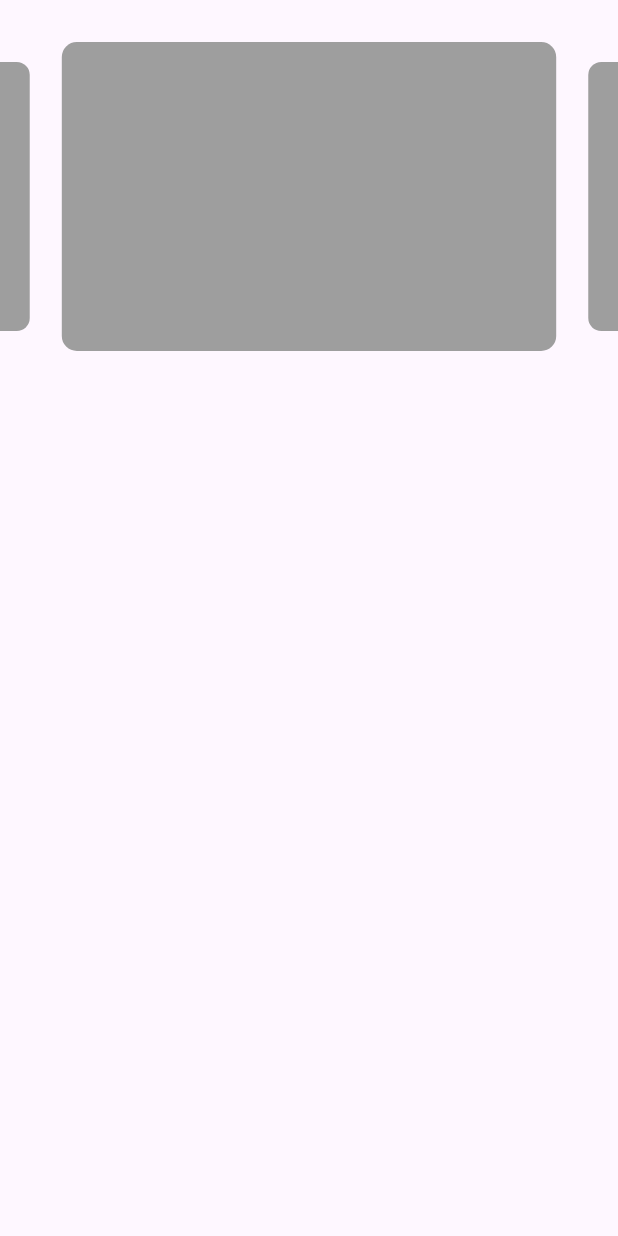
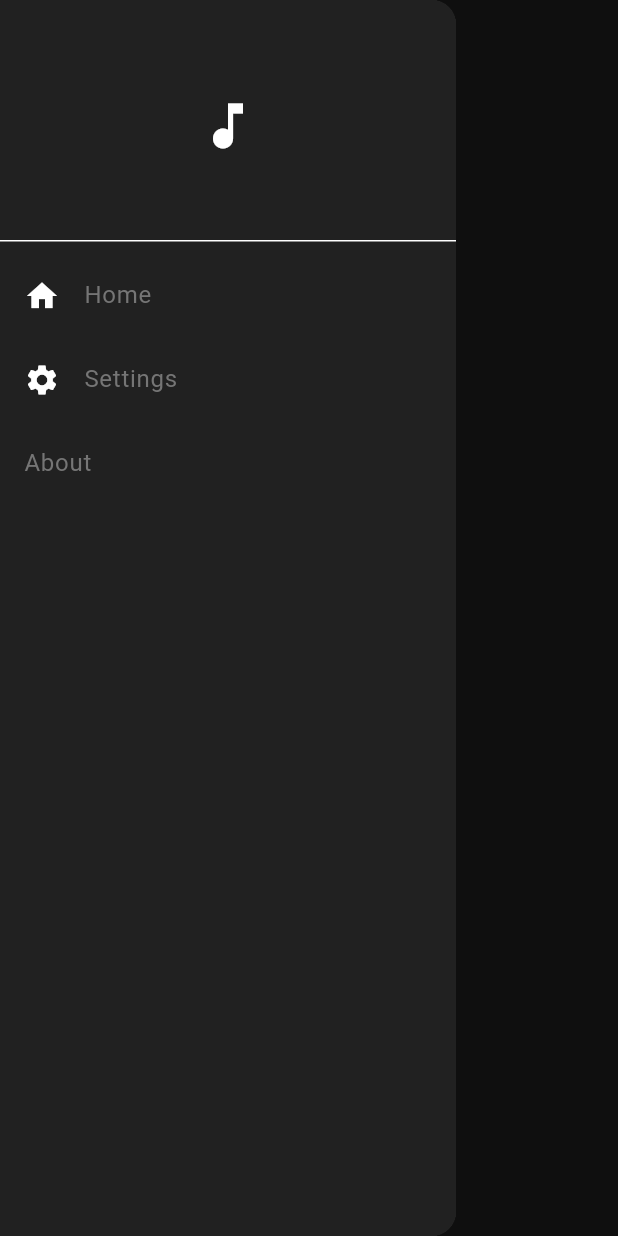
Before and after one commit to kalejaiyeoluwadara/music_player, a Flutter app: the screen it shows after launch, with the side drawer open (before the commit the screen has no drawer), on a phone screen of 412 x 824 dp. Run offline on Flutter 3.47's test engine with Material 3 defaults, Android fonts, the phone set to English and light mode, and no system bars; drawn by our look-alikes of carousel_slider.

Commit message:
implement theme provider and add home and settings pages with drawer navigation

```diff
--- /dev/null
+++ b/devtools_options.yaml
@@ -0,0 +1,3 @@
+description: This file stores settings for Dart & Flutter DevTools.
+documentation: https://docs.flutter.dev/tools/devtools/extensions#configure-extension-enablement-states
+extensions:
--- /dev/null
+++ b/lib/components/my_drawer.dart
@@ -0,0 +1,63 @@
+import 'package:flutter/material.dart';
+import 'package:music_player/pages/setting_page.dart';
+
+class MyDrawer extends StatelessWidget {
+  const MyDrawer({super.key});
+
+  @override
+  Widget build(BuildContext context) {
+    return Drawer(
+      child: Container(
+        color: Theme.of(context).colorScheme.surface,
+        child: ListView(
+          children: [
+            DrawerHeader(
+              child: Center(
+                  child: Icon(
+                Icons.music_note,
+                size: 40,
+              )),
+            ),
+            ListTile(
+              leading: Icon(Icons.home),
+              title: Text(
+                'Home',
+                style: TextStyle(
+                  color: Theme.of(context).colorScheme.primary,
+                ),
+              ),
+              onTap: () {
+                Navigator.pop(context);
+              },
+            ),
+            ListTile(
+              leading: Icon(Icons.settings),
+              title: Text(
+                'Settings',
+                style: TextStyle(
+                  color: Theme.of(context).colorScheme.primary,
+                ),
+              ),
+              onTap: () {
+                Navigator.pop(context);
+                Navigator.push(context,
+                    MaterialPageRoute(builder: (context) => SettingPage()));
+              },
+            ),
+            ListTile(
+              title: Text(
+                'About',
+                style: TextStyle(
+                  color: Theme.of(context).colorScheme.primary,
+                ),
+              ),
+              onTap: () {
+                Navigator.pop(context);
+              },
+            ),
+          ],
+        ),
+      ),
+    );
+  }
+}
--- a/lib/main.dart
+++ b/lib/main.dart
@@ -1,8 +1,11 @@
 import 'package:flutter/material.dart';
-import 'package:music_player/pages/CubeSlider.dart';
+import 'package:music_player/pages/home_page.dart';
+import 'package:music_player/themes/theme_provider.dart';
+import 'package:provider/provider.dart';
 
 void main() {
-  runApp(MyApp());
+  runApp(ChangeNotifierProvider(
+      create: (context) => ThemeProvider(), child: MyApp()));
 }
 
 class MyApp extends StatelessWidget {
@@ -10,7 +13,8 @@
   Widget build(BuildContext context) {
     return MaterialApp(
       debugShowCheckedModeBanner: false,
-      home: CubeSlider(),
+      home: HomePage(),
+      theme: Provider.of<ThemeProvider>(context).themeData,
     );
   }
 }
--- /dev/null
+++ b/lib/pages/home_page.dart
@@ -0,0 +1,18 @@
+import 'package:flutter/material.dart';
+import 'package:music_player/components/my_drawer.dart';
+
+class HomePage extends StatelessWidget {
+  const HomePage({super.key});
+
+  @override
+  Widget build(BuildContext context) {
+    return Scaffold(
+      backgroundColor: Theme.of(context).colorScheme.surface,
+      appBar: AppBar(
+        centerTitle: true,
+        title: Text('MUSIC PLAYER'),
+      ),
+      drawer: MyDrawer(),
+    );
+  }
+}
--- /dev/null
+++ b/lib/themes/darkmode.dart
@@ -0,0 +1,10 @@
+import 'package:flutter/material.dart';
+
+ThemeData darkmode = ThemeData(
+  colorScheme: ColorScheme.dark(
+    surface: Colors.grey.shade900,
+    primary: Colors.grey.shade600,
+    secondary: Colors.grey.shade800,
+    inversePrimary: Colors.grey.shade300,
+  ),
+);
--- /dev/null
+++ b/lib/themes/lightmode.dart
@@ -0,0 +1,10 @@
+import 'package:flutter/material.dart';
+
+ThemeData lightmode = ThemeData(
+  colorScheme: ColorScheme.light(
+    primary: Colors.grey.shade500,
+    secondary: Colors.grey.shade200,
+    surface: Colors.grey.shade300,
+    inversePrimary: Colors.grey.shade900,
+  ),
+);
--- /dev/null
+++ b/lib/themes/theme_provider.dart
@@ -0,0 +1,19 @@
+import 'package:flutter/material.dart';
+import 'package:music_player/themes/darkmode.dart';
+import 'package:music_player/themes/lightmode.dart';
+
+class ThemeProvider extends ChangeNotifier {
+  ThemeData _themeData = darkmode;
+  ThemeData get themeData => _themeData;
+  bool get isDarkMode => _themeData == darkmode;
+
+  set themeData(ThemeData themeData) {
+    _themeData = themeData;
+    notifyListeners();
+  }
+
+  void toggleTheme() {
+    _themeData = _themeData == darkmode ? lightmode : darkmode;
+    // notifyListeners();
+  }
+}
--- a/pubspec.yaml
+++ b/pubspec.yaml
@@ -10,6 +10,7 @@
   flutter:
     sdk: flutter
   carousel_slider: ^5.0.0
+  provider: ^6.1.2
 
 dev_dependencies:
   flutter_test:
```
Also changed, not shown: lib/pages/setting_page.dart (added, +41 -0 lines), pubspec.lock.
